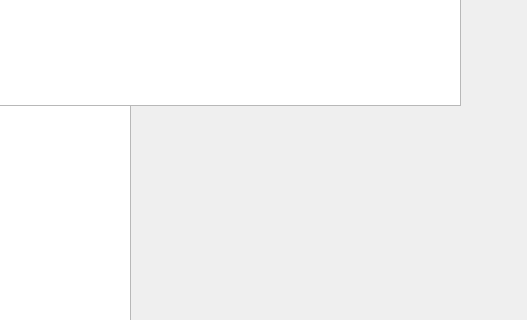
The window that QTableViewTabelle/table.ui (AdamsLisa/Teamprojekt-Nantia-Lina-Lisa) describes before a commit, drawn with Qt 5; both pictures show x 840 to 1367 and y 232 to 552 of the 1367 by 692 pixel window.
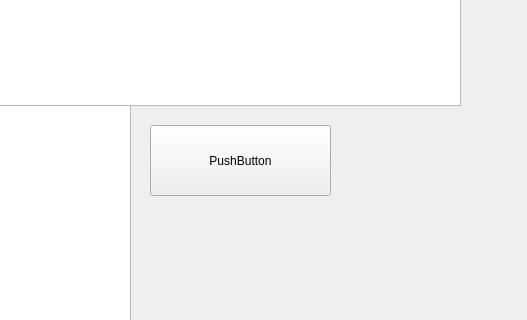
The same window after the commit.

Commit message: Deselect Button hinzugefügt

```diff
--- a/QTableViewTabelle/table.ui
+++ b/QTableViewTabelle/table.ui
@@ -34,6 +34,19 @@
      </rect>
     </property>
    </widget>
+   <widget class="QPushButton" name="pushButton">
+    <property name="geometry">
+     <rect>
+      <x>990</x>
+      <y>340</y>
+      <width>181</width>
+      <height>71</height>
+     </rect>
+    </property>
+    <property name="text">
+     <string>PushButton</string>
+    </property>
+   </widget>
   </widget>
   <widget class="QMenuBar" name="menuBar">
    <property name="geometry">
```
The commit also changes 9 other files.
